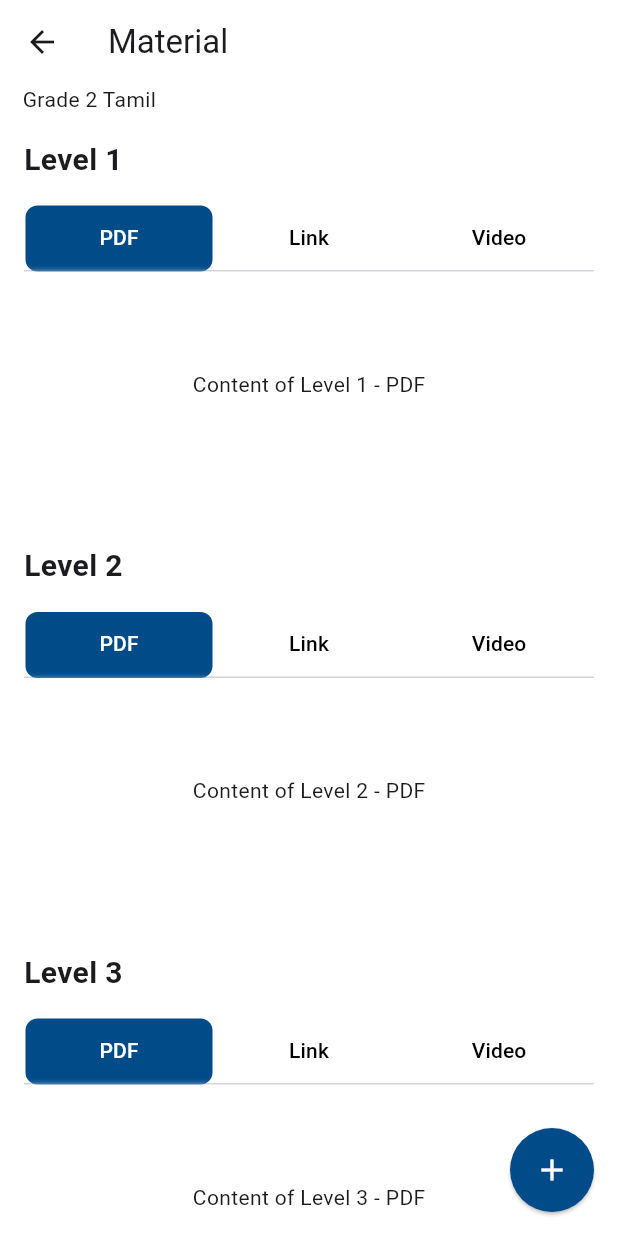
After one commit to AthithyanKannan/baps_school_app, a Flutter app: the ContentOfMaterials screen opened directly, on a phone screen of 412 x 824 dp. The commit adds this screen. Run offline on Flutter 3.47's test engine with Material 3 defaults, Android fonts, the phone set to English and light mode, and no system bars; our stand-ins replace buttons_tabbar, sign_in_button.

Commit message:
Initial Materials

```diff
--- a/lib/co-ordinators/CoOrdinatorHome.dart
+++ b/lib/co-ordinators/CoOrdinatorHome.dart
@@ -1,7 +1,7 @@
 import 'package:baps_school_app/Widgets/widgets.dart';
-import 'package:baps_school_app/co-ordinators/coordinators_pages/enrollment.dart';
-import 'package:baps_school_app/co-ordinators/coordinators_pages/materials.dart';
-import 'package:baps_school_app/co-ordinators/coordinators_pages/schedule.dart';
+import 'package:baps_school_app/co-ordinators/coordinators_pages/enrollment/enrollment.dart';
+import 'package:baps_school_app/co-ordinators/coordinators_pages/materials/materials.dart';
+import 'package:baps_school_app/co-ordinators/coordinators_pages/schedule/schedule.dart';
 import 'package:baps_school_app/colors.dart';
 import 'package:flutter/material.dart';
 
--- /dev/null
+++ b/lib/co-ordinators/coordinators_pages/materials/material_content.dart
@@ -0,0 +1,145 @@
+import 'package:baps_school_app/co-ordinators/coordinators_pages/materials/materials_upload.dart';
+import 'package:baps_school_app/colors.dart';
+import 'package:flutter/material.dart';
+
+class ContentOfMaterials extends StatefulWidget {
+  final String text;
+  const ContentOfMaterials({Key? key, required this.text}) : super(key: key);
+
+  @override
+  State<ContentOfMaterials> createState() => _ContentOfMaterialsState();
+}
+
+class _ContentOfMaterialsState extends State<ContentOfMaterials> {
+  @override
+  Widget build(BuildContext context) {
+    return Scaffold(
+      backgroundColor: backgroundColor,
+      appBar: AppBar(
+        backgroundColor: backgroundColor,
+        leading: GestureDetector(
+          onTap: () => Navigator.pop(context),
+          child: const Icon(Icons.arrow_back),
+        ),
+        title: const Text('Material'),
+      ),
+      body: SingleChildScrollView(
+        child: Column(
+          crossAxisAlignment: CrossAxisAlignment.start,
+          children: [
+            Padding(
+              padding: const EdgeInsets.symmetric(horizontal: 15.0),
+              child: Text(widget.text),
+            ),
+            levelContainer("Level 1", "Content of Level 1"),
+            levelContainer("Level 2", "Content of Level 2"),
+            levelContainer("Level 3", "Content of Level 3"),
+          ],
+        ),
+
+      ),
+      floatingActionButton: GestureDetector(
+        // onTap: () => Navigator.push(context, MaterialPageRoute(builder: (context) => MaterialUpload())),
+        child: FloatingActionButton(
+          backgroundColor: Color.fromARGB(255, 0, 75, 136),
+          elevation: 1,
+          hoverColor: Colors.white,
+
+          shape: ShapeBorder.lerp(
+            RoundedRectangleBorder(
+              borderRadius: BorderRadius.circular(30),
+            ),
+            RoundedRectangleBorder(
+              borderRadius: BorderRadius.circular(30),
+            ),
+            1,
+          ),
+          onPressed: () {},
+          child: const Icon(Icons.add,color: Colors.white,),
+        ),
+      ),
+    );
+  }
+
+  Widget levelContainer(String levelTitle, String contentBase) {
+    return Padding(
+      padding: const EdgeInsets.all(16.0),
+      child: Column(
+        crossAxisAlignment: CrossAxisAlignment.start,
+        children: [
+          Text(
+            levelTitle,
+            style: const TextStyle(fontSize: 20, fontWeight: FontWeight.bold),
+          ),
+          const SizedBox(height: 8),
+          DefaultTabController(
+            length: 3,
+            child: Container(
+              decoration: BoxDecoration(
+                color: Colors.white,
+                borderRadius: BorderRadius.circular(8),
+              ),
+              child: Column(
+                children: [
+                  const SizedBox(height: 8),
+                  TabBar(
+                    labelPadding: const EdgeInsets.all(1),
+                    labelColor: Colors.white,
+                    indicator: BoxDecoration(
+                        borderRadius: BorderRadius.circular(8),
+                        // border: Border.all(
+                        //     color: const Color.fromARGB(255, 0, 31, 56)),
+                        color: const Color.fromARGB(255, 0, 75, 136)),
+                    unselectedLabelColor: Colors.black,
+                    tabs: [
+                      tabWithBorder("PDF"),
+                      tabWithBorder("Link"),
+                      tabWithBorder("Video"),
+                    ],
+                  ),
+                  Container(
+                    height: 150, // Adjust height as needed
+                    padding: const EdgeInsets.all(8.0),
+                     decoration: BoxDecoration(
+                      boxShadow: [
+                        BoxShadow(
+                          color: Colors.white,
+                          spreadRadius: 2,
+                          blurRadius: 3,
+                          offset: const Offset(0, 3), // changes position of shadow
+                        ),
+                      ],
+                      ),
+                    child: TabBarView(
+                      children: [
+                        Center(child: Text("$contentBase - PDF")),
+                        Center(child: Text("$contentBase - Link")),
+                        Center(child: Text("$contentBase - Video")),
+                      ],
+                    ),
+                  ),
+                ],
+              ),
+            ),
+          ),
+        ],
+      ),
+    );
+  }
+
+  Widget tabWithBorder(String title) {
+    return Container(
+      height: 40,
+      decoration: BoxDecoration(
+          //   border: Border.symmetric(
+          //     vertical: BorderSide(
+          //       color: Colors.grey,
+          //     ),
+          //   // borderRadius: BorderRadius.circular(6),
+          // ),
+          ),
+      alignment: Alignment.center,
+      child: Text(title),
+    );
+  }
+}
--- a/lib/co-ordinators/coordinators_pages/materials.dart
+++ b/lib/co-ordinators/coordinators_pages/materials/materials.dart
@@ -1,4 +1,5 @@
 import 'package:baps_school_app/Widgets/widgets.dart';
+import 'package:baps_school_app/co-ordinators/coordinators_pages/materials/material_content.dart';
 import 'package:baps_school_app/colors.dart';
 import 'package:flutter/material.dart';
 import 'package:buttons_tabbar/buttons_tabbar.dart';
@@ -82,7 +83,11 @@ class _MaterialsState extends State<Materials>
         SizedBox(
           height: 20,
         ),
-        SubjectCard(title: "Tamil", color: Color.fromRGBO(201, 247, 245, 1)),
+        GestureDetector(
+          onTap: () => Navigator.push(
+              context, MaterialPageRoute(builder: (context) => ContentOfMaterials(text: "Grade 2 Tamil"
+,))),
+          child: SubjectCard(title: "Tamil", color: Color.fromRGBO(201, 247, 245, 1))),
         SizedBox(
           height: 20,
         ),
```
Also changed, not shown: lib/Widgets/widgets.dart (+8 -0 lines), lib/co-ordinators/coordinators_pages/materials/materials_upload.dart (added, +110 -0 lines), lib/co-ordinators/coordinators_pages/enrollment/enrollment.dart (renamed from lib/co-ordinators/coordinators_pages/enrollment.dart), lib/co-ordinators/coordinators_pages/schedule/schedule.dart (renamed from lib/co-ordinators/coordinators_pages/schedule.dart).
